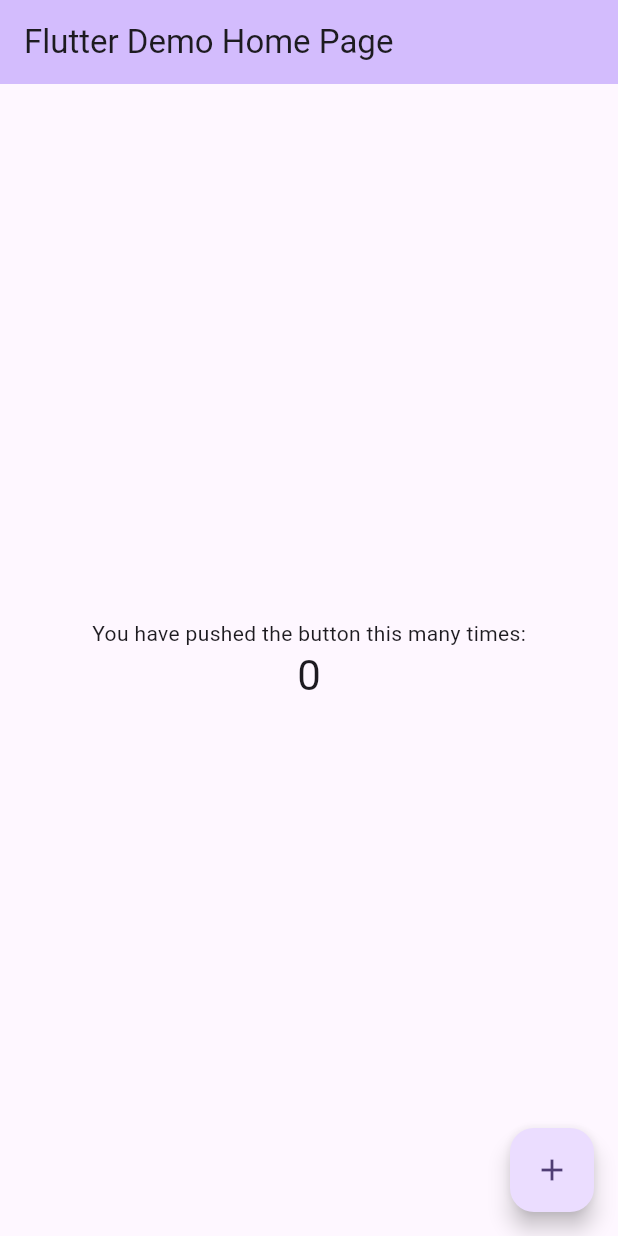
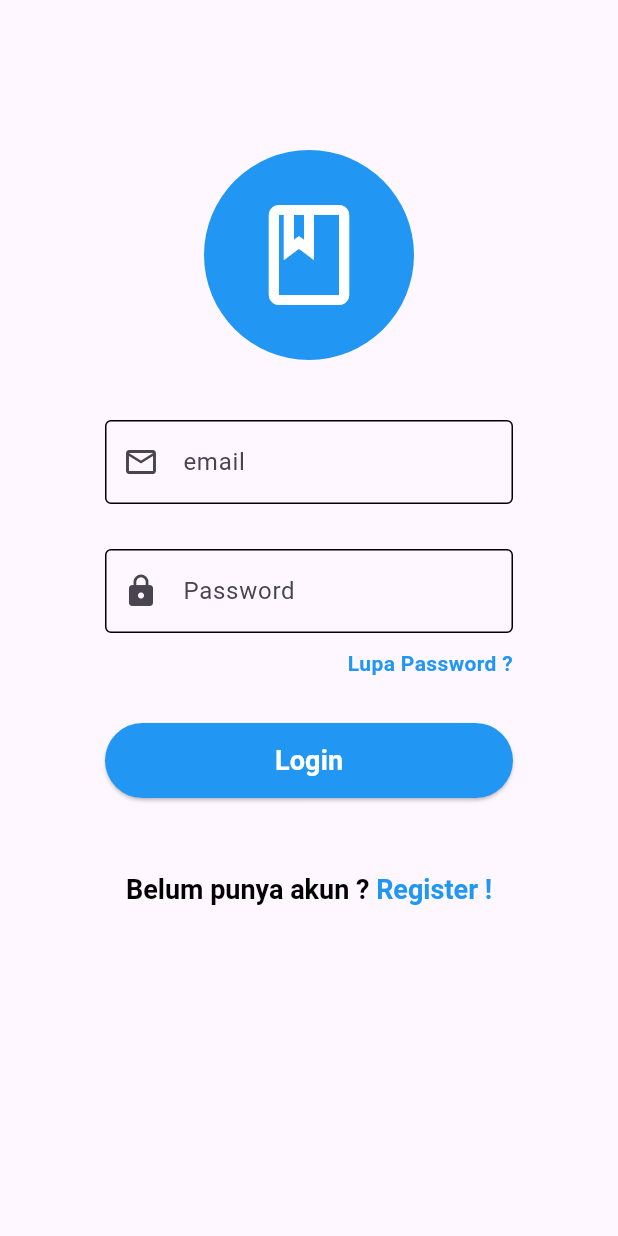
Before and after one commit to peterfomashia/flutter_projects_team, a Flutter app: the screen it shows after launch, on a phone screen of 412 x 824 dp. Run offline on Flutter 3.47's test engine with Material 3 defaults, Android fonts, the phone set to English and light mode, and no system bars.

Commit message:
membuat halaman login & regist (onprogress)

```diff
--- /dev/null
+++ b/lib/login_and_regist/login.dart
@@ -0,0 +1,143 @@
+import 'package:flutter/material.dart';
+
+class Login extends StatefulWidget {
+  const Login({super.key});
+
+  @override
+  State<Login> createState() => _LoginState();
+}
+
+class _LoginState extends State<Login> {
+  TextEditingController email = TextEditingController();
+  TextEditingController pass = TextEditingController();
+
+  bool isError = false;
+  bool isVisible = false;
+  @override
+  Widget build(BuildContext context) {
+    return Scaffold(
+      body: Container(
+        width: MediaQuery.of(context).size.width,
+        height: MediaQuery.of(context).size.height,
+        padding: EdgeInsets.symmetric(horizontal: 70, vertical: 100),
+        child: SingleChildScrollView(
+          child: Column(
+            children: [
+              CircleAvatar(
+                backgroundColor: Colors.blue,
+                child: Icon(
+                  Icons.book_outlined,
+                  color: Colors.white,
+                  size: 80,
+                ),
+                radius: 70,
+              ),
+              SizedBox(height: 40),
+              TextField(
+                controller: email,
+                onChanged: (val) => {
+                  setState(() {
+                    isError = false;
+                    isVisible = false;
+                  })
+                },
+                decoration: InputDecoration(
+                    labelText: 'email',
+                    prefixIcon: Icon(Icons.email_outlined),
+                    enabledBorder: OutlineInputBorder(),
+                    focusedBorder: OutlineInputBorder(
+                        borderSide:
+                            BorderSide(color: Colors.lightBlue, width: 2))),
+              ),
+              SizedBox(height: 30),
+              TextField(
+                controller: pass,
+                onChanged: (val) {
+                  setState(() {
+                    isError = false;
+                    isVisible = false;
+                  });
+                },
+                decoration: InputDecoration(
+                  labelText: "Password",
+                  errorText: isError ? "Wrong password" : null,
+                  prefixIcon: Icon(Icons.lock),
+                  enabledBorder: OutlineInputBorder(),
+                  focusedBorder: OutlineInputBorder(
+                      borderSide: BorderSide(color: Colors.blue, width: 2)),
+                  errorBorder: OutlineInputBorder(
+                      borderSide: BorderSide(color: Colors.red, width: 2)),
+                  focusedErrorBorder: OutlineInputBorder(
+                      borderSide: BorderSide(color: Colors.red, width: 2)),
+                ),
+                obscureText: true,
+              ),
+              SizedBox(
+                height: 10,
+              ),
+              Row(
+                mainAxisAlignment: MainAxisAlignment.end,
+                children: [
+                  Text(
+                    "Lupa Password ?",
+                    style: TextStyle(
+                      fontWeight: FontWeight.bold,
+                      color: Colors.blue,
+                    ),
+                  )
+                ],
+              ),
+              SizedBox(
+                height: 30,
+              ),
+              ElevatedButton(
+                onPressed: () {},
+                child: Text(
+                  "Login",
+                  style: TextStyle(
+                      fontWeight: FontWeight.bold,
+                      fontSize: 18,
+                      color: Colors.white),
+                ),
+                style: ElevatedButton.styleFrom(
+                    fixedSize: Size(400, 50),
+                    foregroundColor: Colors.white,
+                    backgroundColor: Colors.blue),
+              ),
+              SizedBox(
+                height: 50,
+              ),
+              Row(
+                mainAxisAlignment: MainAxisAlignment.center,
+                children: [
+                  Container(
+                    alignment: Alignment.center,
+                    child: RichText(
+                        text: TextSpan(children: [
+                      TextSpan(
+                        text: "Belum punya akun ? ",
+                        style: TextStyle(
+                          fontWeight: FontWeight.bold,
+                          color: Colors.black,
+                          fontSize: 18,
+                        ),
+                      ),
+                      TextSpan(
+                        text: "Register !",
+                        style: TextStyle(
+                          fontWeight: FontWeight.bold,
+                          color: Colors.blue,
+                          fontSize: 18,
+                        ),
+                      ),
+                    ])),
+                  )
+                ],
+              ),
+            ],
+          ),
+        ),
+      ),
+    );
+  }
+}
--- /dev/null
+++ b/lib/login_and_regist/register.dart
@@ -0,0 +1,21 @@
+import 'package:flutter/material.dart';
+
+class MyWidget extends StatefulWidget {
+  const MyWidget({super.key});
+
+  @override
+  State<MyWidget> createState() => _MyWidgetState();
+}
+
+class _MyWidgetState extends State<MyWidget> {
+  @override
+  Widget build(BuildContext context) {
+    return Scaffold(
+      body: Column(
+        children: [
+          Text("Halaman Register lum syap !")
+        ],
+      ),
+    );
+  }
+}
--- a/lib/main.dart
+++ b/lib/main.dart
@@ -1,125 +1,22 @@
 import 'package:flutter/material.dart';
+import 'package:learning_app/login_and_regist/login.dart';
 
 void main() {
-  runApp(const MyApp());
+  runApp(MyApp());
 }
 
 class MyApp extends StatelessWidget {
   const MyApp({super.key});
 
-  // This widget is the root of your application.
   @override
   Widget build(BuildContext context) {
     return MaterialApp(
-      title: 'Flutter Demo',
-      theme: ThemeData(
-        // This is the theme of your application.
-        //
-        // TRY THIS: Try running your application with "flutter run". You'll see
-        // the application has a purple toolbar. Then, without quitting the app,
-        // try changing the seedColor in the colorScheme below to Colors.green
-        // and then invoke "hot reload" (save your changes or press the "hot
-        // reload" button in a Flutter-supported IDE, or press "r" if you used
-        // the command line to start the app).
-        //
-        // Notice that the counter didn't reset back to zero; the application
-        // state is not lost during the reload. To reset the state, use hot
-        // restart instead.
-        //
-        // This works for code too, not just values: Most code changes can be
-        // tested with just a hot reload.
-        colorScheme: ColorScheme.fromSeed(seedColor: Colors.deepPurple),
-        useMaterial3: true,
-      ),
-      home: const MyHomePage(title: 'Flutter Demo Home Page'),
+      debugShowCheckedModeBanner: false,
+      title: 'Learning_App',
+      initialRoute: '/login',
+      routes: {
+        '/login': (context) => Login(),
+      },
     );
   }
 }
-
-class MyHomePage extends StatefulWidget {
-  const MyHomePage({super.key, required this.title});
-
-  // This widget is the home page of your application. It is stateful, meaning
-  // that it has a State object (defined below) that contains fields that affect
-  // how it looks.
-
-  // This class is the configuration for the state. It holds the values (in this
-  // case the title) provided by the parent (in this case the App widget) and
-  // used by the build method of the State. Fields in a Widget subclass are
-  // always marked "final".
-
-  final String title;
-
-  @override
-  State<MyHomePage> createState() => _MyHomePageState();
-}
-
-class _MyHomePageState extends State<MyHomePage> {
-  int _counter = 0;
-
-  void _incrementCounter() {
-    setState(() {
-      // This call to setState tells the Flutter framework that something has
-      // changed in this State, which causes it to rerun the build method below
-      // so that the display can reflect the updated values. If we changed
-      // _counter without calling setState(), then the build method would not be
-      // called again, and so nothing would appear to happen.
-      _counter++;
-    });
-  }
-
-  @override
-  Widget build(BuildContext context) {
-    // This method is rerun every time setState is called, for instance as done
-    // by the _incrementCounter method above.
-    //
-    // The Flutter framework has been optimized to make rerunning build methods
-    // fast, so that you can just rebuild anything that needs updating rather
-    // than having to individually change instances of widgets.
-    return Scaffold(
-      appBar: AppBar(
-        // TRY THIS: Try changing the color here to a specific color (to
-        // Colors.amber, perhaps?) and trigger a hot reload to see the AppBar
-        // change color while the other colors stay the same.
-        backgroundColor: Theme.of(context).colorScheme.inversePrimary,
-        // Here we take the value from the MyHomePage object that was created by
-        // the App.build method, and use it to set our appbar title.
-        title: Text(widget.title),
-      ),
-      body: Center(
-        // Center is a layout widget. It takes a single child and positions it
-        // in the middle of the parent.
-        child: Column(
-          // Column is also a layout widget. It takes a list of children and
-          // arranges them vertically. By default, it sizes itself to fit its
-          // children horizontally, and tries to be as tall as its parent.
-          //
-          // Column has various properties to control how it sizes itself and
-          // how it positions its children. Here we use mainAxisAlignment to
-          // center the children vertically; the main axis here is the vertical
-          // axis because Columns are vertical (the cross axis would be
-          // horizontal).
-          //
-          // TRY THIS: Invoke "debug painting" (choose the "Toggle Debug Paint"
-          // action in the IDE, or press "p" in the console), to see the
-          // wireframe for each widget.
-          mainAxisAlignment: MainAxisAlignment.center,
-          children: <Widget>[
-            const Text(
-              'You have pushed the button this many times:',
-            ),
-            Text(
-              '$_counter',
-              style: Theme.of(context).textTheme.headlineMedium,
-            ),
-          ],
-        ),
-      ),
-      floatingActionButton: FloatingActionButton(
-        onPressed: _incrementCounter,
-        tooltip: 'Increment',
-        child: const Icon(Icons.add),
-      ), // This trailing comma makes auto-formatting nicer for build methods.
-    );
-  }
-}
```
